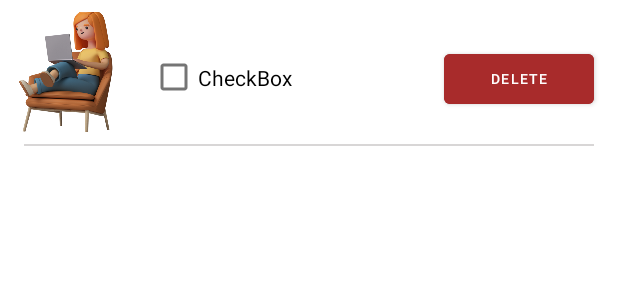
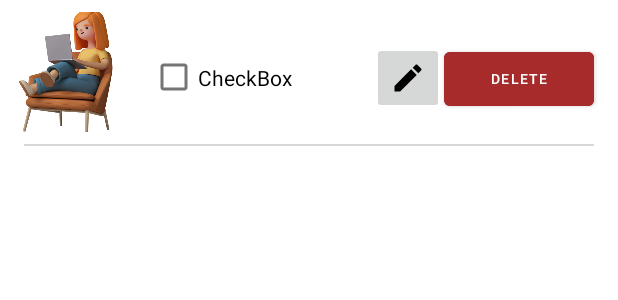
Before and after one commit to IT21298912/Job_portal_MAD, an Android app: the layout job_item.xml on its own in the app's theme, with its tools: preview values and no code run, on a phone screen of 412 x 824 dp. Shown: the top 300 px of the screen. Run offline under Robolectric (Android 15) with nearby library versions, the light colour scheme and no system bars.

Commit message:
job edit button display

```diff
--- /dev/null
+++ b/app/src/main/res/drawable/baseline_edit_24.xml
@@ -0,0 +1,5 @@
+<vector android:height="24dp" android:tint="#000000"
+    android:viewportHeight="24" android:viewportWidth="24"
+    android:width="24dp" xmlns:android="http://schemas.android.com/apk/res/android">
+    <path android:fillColor="@android:color/white" android:pathData="M3,17.25V21h3.75L17.81,9.94l-3.75,-3.75L3,17.25zM20.71,7.04c0.39,-0.39 0.39,-1.02 0,-1.41l-2.34,-2.34c-0.39,-0.39 -1.02,-0.39 -1.41,0l-1.83,1.83 3.75,3.75 1.83,-1.83z"/>
+</vector>
--- a/app/src/main/res/layout/job_item.xml
+++ b/app/src/main/res/layout/job_item.xml
@@ -34,19 +34,20 @@
     <Button
         android:id="@+id/deladmin"
         android:layout_width="100dp"
-        android:layout_height="45dp"
+        android:layout_height="48dp"
         android:layout_marginEnd="8dp"
         android:backgroundTint="@color/delete"
         android:text="@string/addcheck"
         android:textSize="9dp"
         app:layout_constraintBottom_toBottomOf="parent"
         app:layout_constraintEnd_toEndOf="parent"
-        app:layout_constraintTop_toTopOf="parent" />
+        app:layout_constraintTop_toTopOf="parent"
+        tools:ignore="TextSizeCheck" />
 
     <CheckBox
         android:id="@+id/appjoc2"
-        android:layout_width="168dp"
-        android:layout_height="71dp"
+        android:layout_width="138dp"
+        android:layout_height="70dp"
         android:layout_marginStart="12dp"
         android:layout_marginTop="12dp"
         android:layout_marginBottom="13dp"
@@ -55,5 +56,20 @@
         app:layout_constraintStart_toEndOf="@+id/title_image"
         app:layout_constraintTop_toTopOf="parent" />
 
+    <ImageButton
+        android:id="@+id/btn_Edit"
+        android:layout_width="wrap_content"
+        android:layout_height="wrap_content"
+        android:minHeight="48dp"
+        android:src="@drawable/baseline_edit_24"
+        app:layout_constraintBottom_toBottomOf="parent"
+        app:layout_constraintEnd_toStartOf="@+id/deladmin"
+        app:layout_constraintHorizontal_bias="1.0"
+        app:layout_constraintStart_toEndOf="@+id/appjoc2"
+        app:layout_constraintTop_toTopOf="parent"
+        app:layout_constraintVertical_bias="0.489"
+        tools:ignore="SpeakableTextPresentCheck"
+        tools:src="@drawable/baseline_edit_24" />
+
 
 </androidx.constraintlayout.widget.ConstraintLayout>
```
